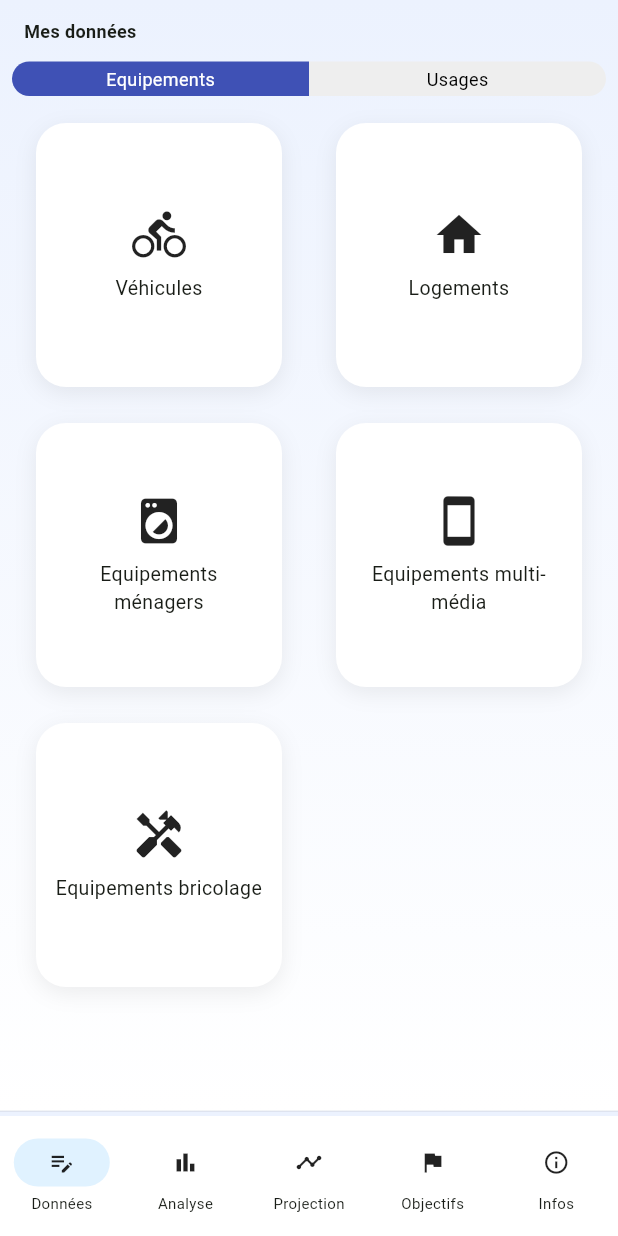
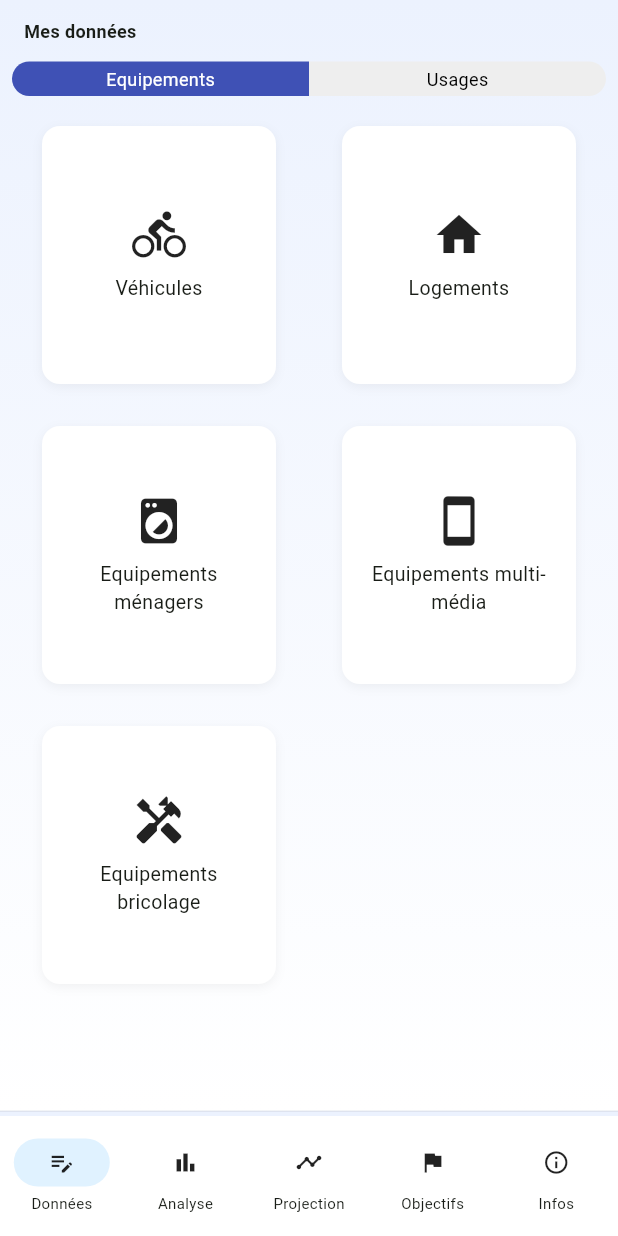
Before and after one commit to sebmenoury/biocarbon-api, a Flutter app: the screen it shows after launch, on a phone screen of 412 x 824 dp. Run offline on Flutter 3.47's test engine with Material 3 defaults, Android fonts, the phone set to English and light mode, and no system bars; our stand-ins replace fl_chart.

Commit message:
✅ APassage en Poste

```diff
--- a/lib/ui/layout/custom_card.dart
+++ b/lib/ui/layout/custom_card.dart
@@ -2,44 +2,42 @@ import 'package:flutter/material.dart';
 
 class CustomCard extends StatelessWidget {
   final Widget child;
-  final EdgeInsets padding;
-  final double radius;
-  final Color? color;
+  final EdgeInsetsGeometry? padding;
+  final EdgeInsetsGeometry? margin;
   final VoidCallback? onTap;
+  final Color? backgroundColor;
 
   const CustomCard({
     super.key,
     required this.child,
-    this.padding = const EdgeInsets.symmetric(horizontal: 12, vertical: 6),
-    this.radius = 20,
-    this.color,
+    this.padding,
+    this.margin,
     this.onTap,
+    this.backgroundColor,
   });
 
   @override
   Widget build(BuildContext context) {
-    final cardContent = Padding(padding: padding, child: child);
-
-    return Container(
-      margin: const EdgeInsets.symmetric(vertical: 6, horizontal: 12),
-      decoration: BoxDecoration(
-        color: color ?? Colors.white,
-        borderRadius: BorderRadius.circular(radius),
-        boxShadow: [
-          BoxShadow(
-            color: Colors.black.withOpacity(0.07),
-            blurRadius: 12,
-            offset: const Offset(0, 4),
+    return Padding(
+      padding:
+          margin ?? const EdgeInsets.symmetric(horizontal: 16, vertical: 8),
+      child: InkWell(
+        onTap: onTap,
+        borderRadius: BorderRadius.circular(12),
+        child: Container(
+          padding: padding ?? const EdgeInsets.all(16),
+          decoration: BoxDecoration(
+            color: backgroundColor ?? Colors.white,
+            borderRadius: BorderRadius.circular(12),
+            boxShadow: [
+              BoxShadow(
+                color: Colors.black.withOpacity(0.05),
+                blurRadius: 5,
+                offset: const Offset(0, 2),
+              ),
+            ],
           ),
-        ],
-      ),
-      child: Material(
-        color: Colors.transparent,
-        borderRadius: BorderRadius.circular(radius),
-        child: InkWell(
-          borderRadius: BorderRadius.circular(radius),
-          onTap: onTap,
-          child: cardContent,
+          child: child,
         ),
       ),
     );
```
Also changed, not shown: lib/screens/logement/logement_list_screen.dart (+24 -17 lines), lib/ui/widgets/post_list_card.dart (added, +46 -0 lines).
